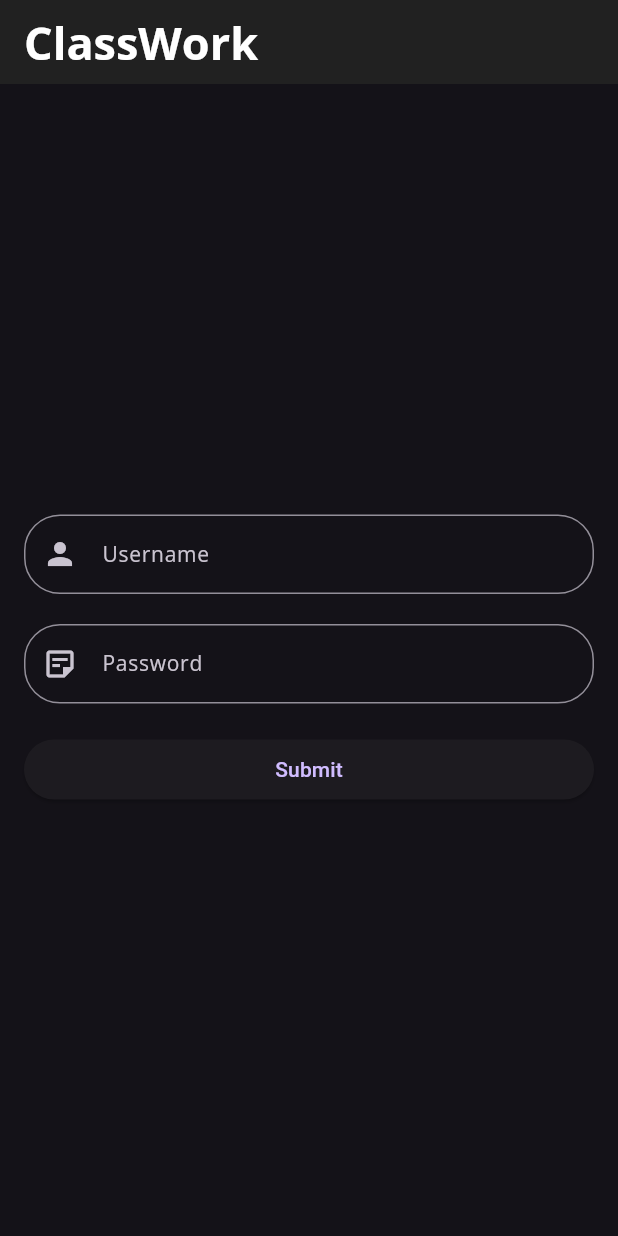
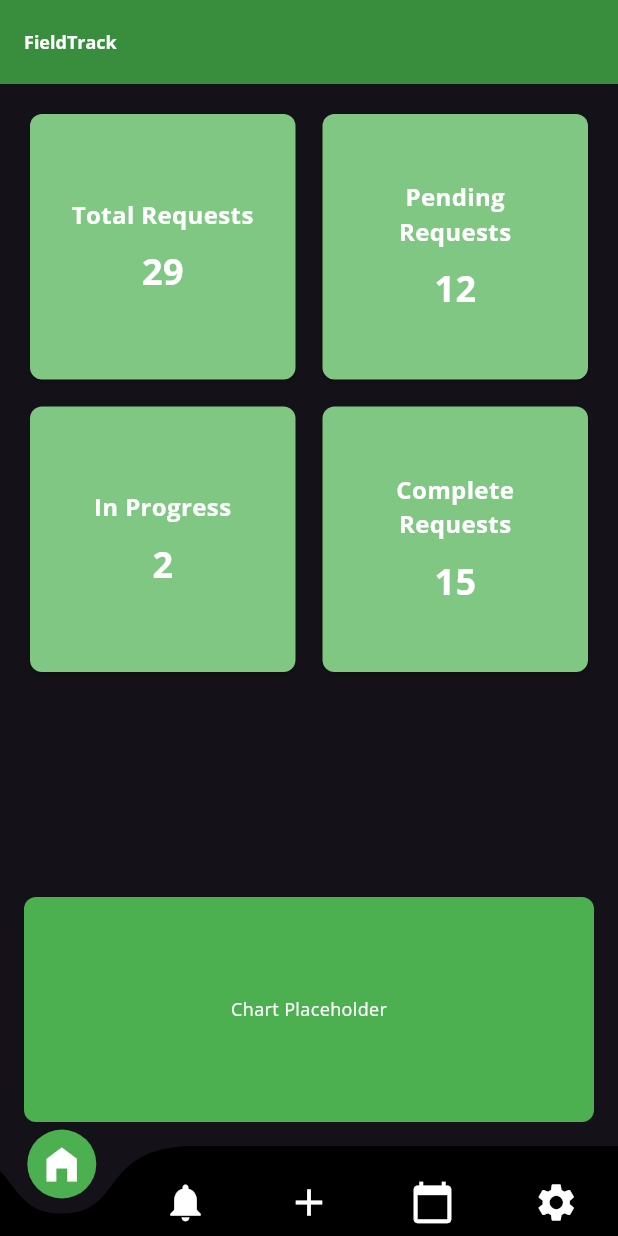
Before and after one commit to MarkMuyobe/FieldTrack, a Flutter app: the screen it shows once a user with an empty profile is signed in, on a phone screen of 412 x 824 dp. Run offline on Flutter 3.47's test engine with Material 3 defaults, Android fonts, the light colour scheme and no system bars; drawn by our look-alikes of curved_navigation_bar; our stand-ins replace firebase_auth, firebase_core, fluttertoast, google_fonts; accounts and stored records are empty; network calls fail.

Commit message:
Added Navbar

```diff
--- a/lib/auth.dart
+++ /dev/null
@@ -1,29 +0,0 @@
-import 'package:firebase_auth/firebase_auth.dart';
-
-class Auth {
-  final FirebaseAuth _firebaseAuth = FirebaseAuth.instance;
-
-  User? get currentUser => _firebaseAuth.currentUser;
-
-  Stream<User?> get authStateChanges =>  _firebaseAuth.authStateChanges();
-
-  Future<void> signInWithEmailAndPassword({
-    required email,
-    required password,
-  }) async{
-    await _firebaseAuth.signInWithEmailAndPassword(
-        email: email,
-        password: password);
-  }
-
-  Future<void> createUserWithEmailAndPassword({
-    required email,
-    required password,
-  })async {
-    await _firebaseAuth.createUserWithEmailAndPassword(email: email, password: password);
-  }
-
-  Future<void> signOut() async {
-    await _firebaseAuth.signOut();
-  }
-}
--- a/lib/mad_theme.dart
+++ b/lib/mad_theme.dart
@@ -45,6 +45,7 @@ class MadTheme {
         selectedItemColor: Colors.green,
       ),
       textTheme: darkTextTheme,
+      primaryColor: Colors.green
     );
   }
 }
--- a/lib/main.dart
+++ b/lib/main.dart
@@ -24,7 +24,7 @@ class MyApp extends StatelessWidget {
       home: const WidgetTree(),
       routes: {
         'Screen1' : (context) => Screen1(),
-        'Screen2' : (context) => const Screen2(),
+        'Screen2' : (context) => const Dashboard(),
         'Screen3' : (context) => Screen3(),
       },
     );
--- /dev/null
+++ b/lib/pages/dashboard.dart
@@ -0,0 +1,79 @@
+import 'package:flutter/material.dart';
+
+class Dashboard extends StatelessWidget {
+  const Dashboard({super.key});
+
+  @override
+  Widget build(BuildContext context) {
+    return Padding(
+      padding: const EdgeInsets.all(16.0),
+      child: Column(
+        children: [
+          // Summary Section
+          Expanded(
+            child: GridView.count(
+              crossAxisCount: 2,
+              crossAxisSpacing: 10.0,
+              mainAxisSpacing: 10.0,
+              children: <Widget>[
+                SummaryCard(title: "Total Requests", value: "29"),
+                SummaryCard(title: "Pending Requests", value: "12"),
+                SummaryCard(title: "In Progress", value: "2"),
+                SummaryCard(title: "Complete Requests", value: "15"),
+              ],
+            ),
+          ),
+          // Chart Section
+          Container(
+            height: 150,
+            decoration: BoxDecoration(
+              color: Colors.green,
+              borderRadius: BorderRadius.circular(8.0),
+            ),
+            child: const Center(
+              child: Text('Chart Placeholder',
+                  style: TextStyle(
+                      color: Colors.white
+                  )
+              )
+            ),
+          ),
+        ],
+      ),
+    );
+  }
+}
+
+// Custom widget for Summary Cards
+class SummaryCard extends StatelessWidget {
+  final String title;
+  final String value;
+
+  const SummaryCard({super.key, required this.title, required this.value});
+
+  @override
+  Widget build(BuildContext context) {
+    return Card(
+      color: Colors.green[300],
+      shape: RoundedRectangleBorder(borderRadius: BorderRadius.circular(8.0)),
+      child: Padding(
+        padding: const EdgeInsets.all(16.0),
+        child: Column(
+          mainAxisAlignment: MainAxisAlignment.center,
+          children: [
+            Text(
+              title,
+              style: const TextStyle(color: Colors.white, fontSize: 16, fontWeight: FontWeight.bold),
+              textAlign: TextAlign.center,
+            ),
+            const SizedBox(height: 10),
+            Text(
+              value,
+              style: const TextStyle(color: Colors.white, fontSize: 24, fontWeight: FontWeight.bold),
+            ),
+          ],
+        ),
+      ),
+    );
+  }
+}
--- a/lib/pages/homepage.dart
+++ b/lib/pages/homepage.dart
@@ -1,6 +1,7 @@
 import 'package:flutter/material.dart';
-import 'package:mad_demo/auth.dart';
-import 'package:firebase_auth/firebase_auth.dart';
+import 'package:curved_navigation_bar/curved_navigation_bar.dart';
+
+import 'dashboard.dart';
 
 class MyHomePage extends StatefulWidget {
   const MyHomePage({super.key, required this.title});
@@ -12,69 +13,44 @@ class MyHomePage extends StatefulWidget {
 }
 
 class _MyHomePageState extends State<MyHomePage> {
-  final TextEditingController _username = TextEditingController();
-  final TextEditingController _password = TextEditingController();
+  int _selectedIndex = 0;
 
-  //final User? user = Auth().currentUser;
-
-  // Future<void> signOut() async {    await Auth().signOut();  }
+  final List<Widget> _pages = <Widget>[
+    const Dashboard(),
+    const Center(child: Text('Notifications', style: TextStyle(fontSize: 24))),
+    const Center(child: Text('Add', style: TextStyle(fontSize: 24))),
+    const Center(child: Text('Calendar', style: TextStyle(fontSize: 24))),
+    const Center(child: Text('Settings', style: TextStyle(fontSize: 24))),
+  ];
 
   @override
   Widget build(BuildContext context) {
     return Scaffold(
       appBar: AppBar(
-        title: Text(widget.title),
+        title: const Text('FieldTrack',style: TextStyle(fontSize: 12),),
+        backgroundColor: Colors.green[700],
       ),
-      body: Padding(
-        padding: const EdgeInsets.all(16.0),
-        child: Center(
-          child: ListView(
-            shrinkWrap: true,
-            children: [
-              TextFormField(
-                controller: _username,
-                decoration: const InputDecoration(
-                  labelText: 'Username',
-                  prefixIcon: Icon(Icons.person),
-                  border: OutlineInputBorder(
-                      borderRadius: BorderRadius.all(Radius.circular(24.0))
-                  ),
-                ),
-                keyboardType: TextInputType.name,
-              ),
-              const SizedBox(
-                height: 20.0,
-              ),
-              TextFormField(
-                obscureText: true,
-                controller: _password,
-                decoration: const InputDecoration(
-
-                  labelText: 'Password',
-                  prefixIcon: Icon(
-                      Icons.sticky_note_2_outlined
-                  ),
-                  border: OutlineInputBorder(
-                      borderRadius: BorderRadius.all(Radius.circular(24.0))
-                  ),
-                ),
-                keyboardType: TextInputType.visiblePassword,
-              ),
-              const SizedBox(height: 20),
-              SizedBox(
-                width: 150,
-                child: ElevatedButton(
-                  onPressed: () => {
-                    Navigator.of(context).pushNamed('Screen1')
-                  }
-                  ,
-                  child: const Text('Submit'),
-                ),
-              ),
-            ],
-          ),
-        ),
-      ), // This trailing comma makes auto-formatting nicer for build methods.
+      body: _pages[_selectedIndex],
+      // Bottom Navigation Bar
+      bottomNavigationBar: CurvedNavigationBar(
+        backgroundColor: Colors.transparent,  // The color of the page background
+        color: Colors.black,  // The color of the curved bar
+        buttonBackgroundColor: Colors.green,  // The background color of the selected button
+        animationDuration: const Duration(milliseconds: 300),  // Animation duration
+        height: 60,  // Height of the curved bar
+        items: const <Widget>[
+          Icon(Icons.home_filled, size: 30, color: Colors.white),
+          Icon(Icons.notifications, size: 30, color: Colors.white),
+          Icon(Icons.add, size: 30, color: Colors.white),  // Icon for add Item
+          Icon(Icons.calendar_today, size: 30, color: Colors.white),  // Icon for Calendar
+          Icon(Icons.settings, size: 30, color: Colors.white),  // Icon for Settings
+        ],
+        onTap: (index) {
+          setState((){
+            _selectedIndex = index;
+          });
+        },
+      ),
     );
   }
 }
--- a/lib/pages/screens.dart
+++ b/lib/pages/screens.dart
@@ -1,5 +1,5 @@
-export 'screen1.dart';
-export 'screen2.dart';
+export 'sign_up.dart';
+export 'dashboard.dart';
 export 'screen3.dart';
 export 'screen4.dart';
 export 'homepage.dart';
--- a/lib/pages/screen1.dart
+++ b/lib/pages/sign_up.dart
@@ -9,6 +9,7 @@ class Screen1 extends StatelessWidget {
   @override
   Widget build(BuildContext context) {
     return Scaffold(
+      //TODO: Turn this page into the page in the Figma design
       appBar: AppBar(
         title: const Row(
           children: [
--- a/lib/widget_tree.dart
+++ b/lib/widget_tree.dart
@@ -1,4 +1,4 @@
-import 'auth.dart';
+import 'services/auth.dart';
 import 'pages/homepage.dart';
 import 'pages/login_page.dart';
 import 'package:flutter/material.dart';
--- a/pubspec.yaml
+++ b/pubspec.yaml
@@ -38,6 +38,8 @@ dependencies:
   google_fonts: ^6.2.1
   firebase_core: ^3.4.0
   firebase_auth: ^5.2.0
+  fluttertoast: ^8.2.8
+  curved_navigation_bar: ^1.0.6
 
 dev_dependencies:
   flutter_test:
```
Also changed, not shown: lib/pages/login_page.dart (+14 -10 lines), lib/pages/screen2.dart (deleted, +0 -42 lines), lib/services/auth.dart (added, +51 -0 lines), pubspec.lock.
